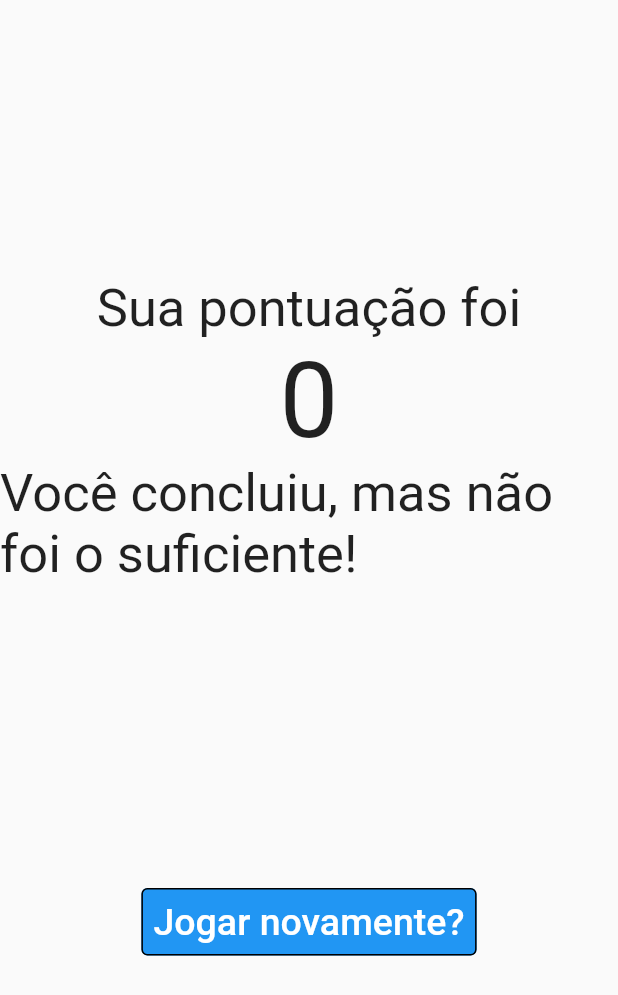
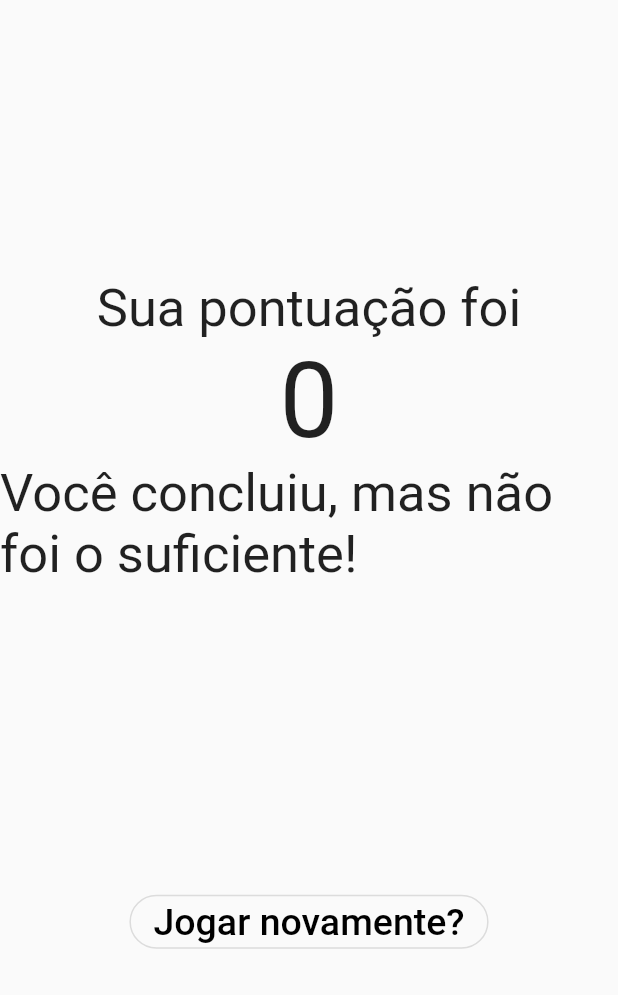
Before and after one commit to e-medeiros1/quiz_app, a Flutter app: the Resultado widget shown alone on an empty page, opened directly with empty values, on a phone screen of 412 x 824 dp. Shown: the top 995 px of the screen. Run offline on Flutter 3.47's test engine with Material 2 defaults, Android fonts, the phone set to English and light mode, and no system bars.

Commit message:
Mudança no botão de reiniciar

```diff
--- a/lib/resultado_final.dart
+++ b/lib/resultado_final.dart
@@ -33,16 +33,17 @@ class Resultado extends StatelessWidget {
         Center(child: Text(fraseResultado, style: TextStyle(fontSize: 35))),
         Container(
           padding: EdgeInsets.fromLTRB(0, 200, 0, 0),
-          child: TextButton(
+          child: OutlinedButton(
             style: ButtonStyle(
-              backgroundColor: MaterialStateProperty.all(Colors.blue),
-              side: MaterialStateProperty.all(
-                  BorderSide(style: BorderStyle.solid)),
+              shape: MaterialStateProperty.all(RoundedRectangleBorder(
+                borderRadius: BorderRadius.circular(30),
+              )),
+              overlayColor: MaterialStateProperty.all(Colors.blue),
             ),
             onPressed: quandoReiniciado,
             child: Text(
               'Jogar novamente?',
-              style: TextStyle(fontSize: 25, color: Colors.white),
+              style: TextStyle(fontSize: 25, color: Colors.black),
             ),
           ),
         ),
```
